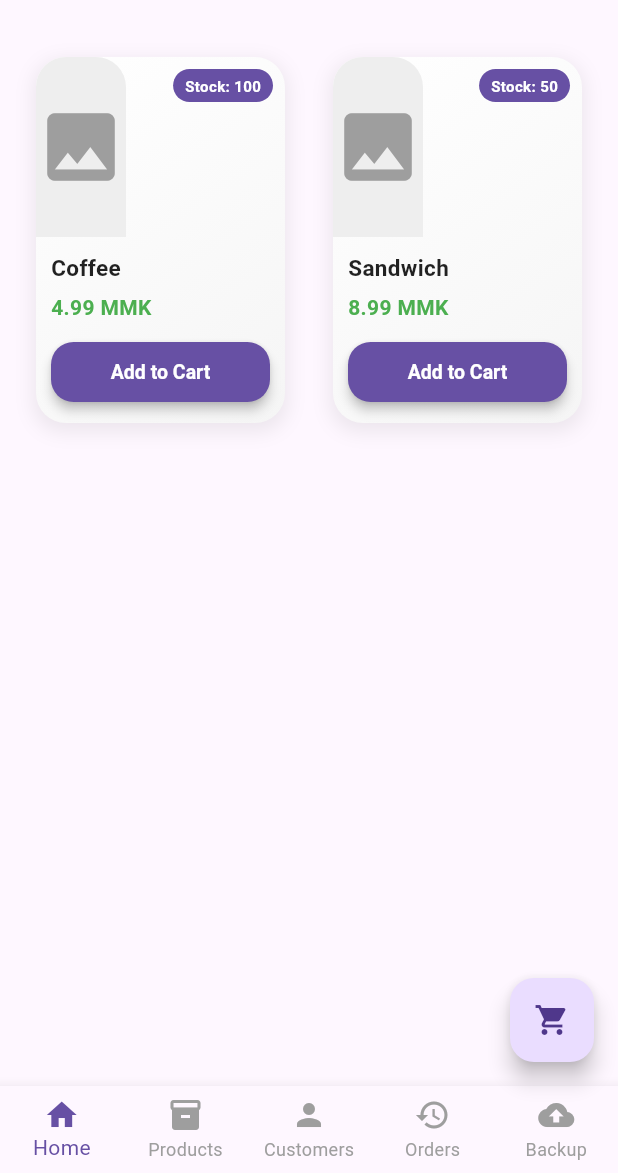
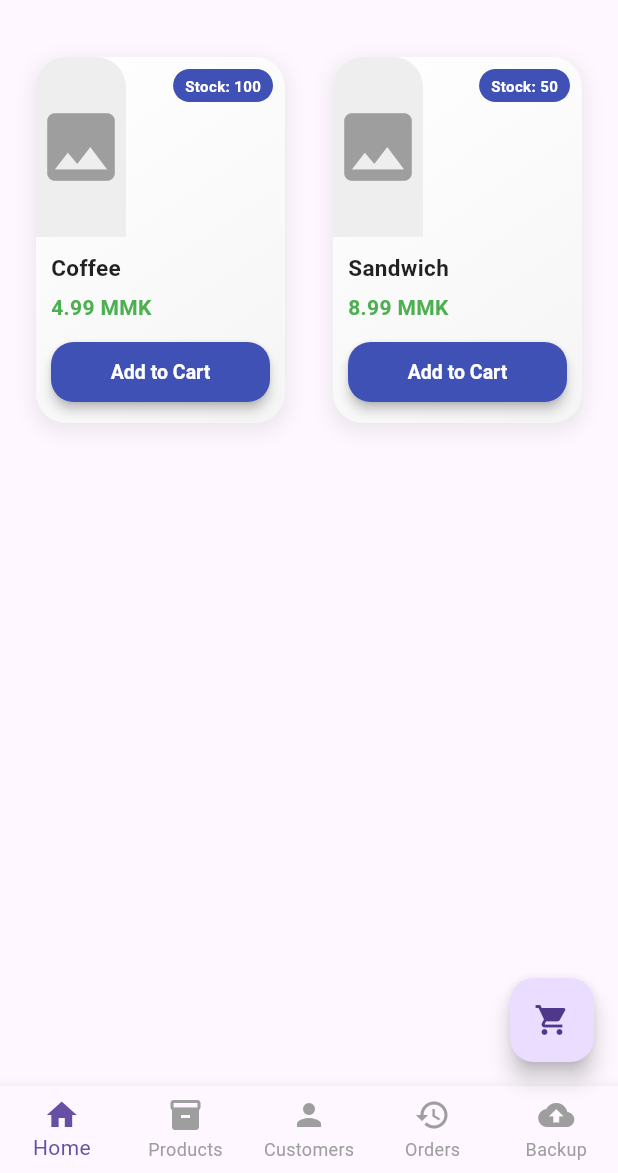
Before and after one commit to hidecard/az_pos, a Flutter app: the screen it shows after launch, on a phone screen of 412 x 824 dp, the part 63-1236 px from its top. Run offline on Flutter 3.47's test engine with Material 3 defaults, Android fonts, the phone set to English and light mode, and no system bars; drawn by our look-alikes of badges; our stand-ins replace device_info_plus, file_picker, get, google_fonts, image_picker, permission_handler and 1 more; accounts and stored records are empty.

Commit message:
Fix Ui Code

```diff
--- a/lib/main.dart
+++ b/lib/main.dart
@@ -26,7 +26,7 @@ class MyApp extends StatelessWidget {
     return GetMaterialApp(
       title: 'POS System',
       theme: ThemeData(
-        primarySwatch: Colors.blue,
+        primarySwatch: Colors.indigo,
         elevatedButtonTheme: ElevatedButtonThemeData(
           style: ElevatedButton.styleFrom(
             padding: EdgeInsets.symmetric(horizontal: 16, vertical: 12),
--- a/lib/widgets/product_card.dart
+++ b/lib/widgets/product_card.dart
@@ -60,7 +60,7 @@ class ProductCard extends StatelessWidget {
                   child: Container(
                     padding: const EdgeInsets.symmetric(horizontal: 8, vertical: 4),
                     decoration: BoxDecoration(
-                      color: Theme.of(context).primaryColor,
+                      color: Colors.indigo,
                       borderRadius: BorderRadius.circular(12),
                     ),
                     child: Text(
@@ -138,7 +138,7 @@ class ProductCard extends StatelessWidget {
                           shape: RoundedRectangleBorder(
                             borderRadius: BorderRadius.circular(15),
                           ),
-                          backgroundColor: Theme.of(context).primaryColor,
+                          backgroundColor: Colors.indigo,
                           foregroundColor: Colors.white,
                           textStyle: const TextStyle(fontSize: 13, fontWeight: FontWeight.bold),
                           elevation: 3,
```
